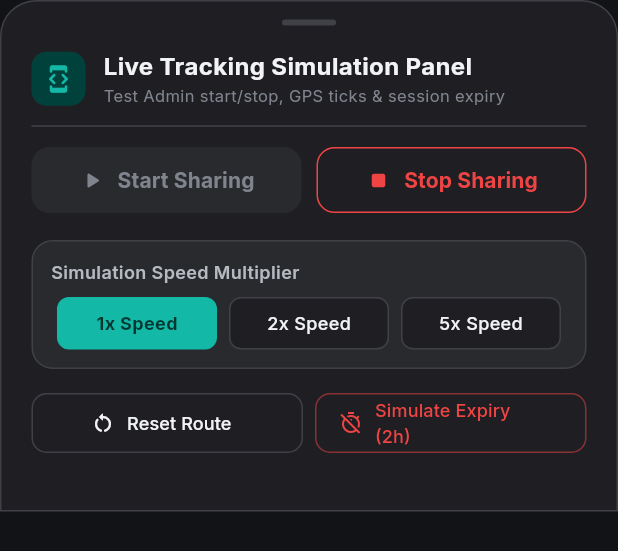
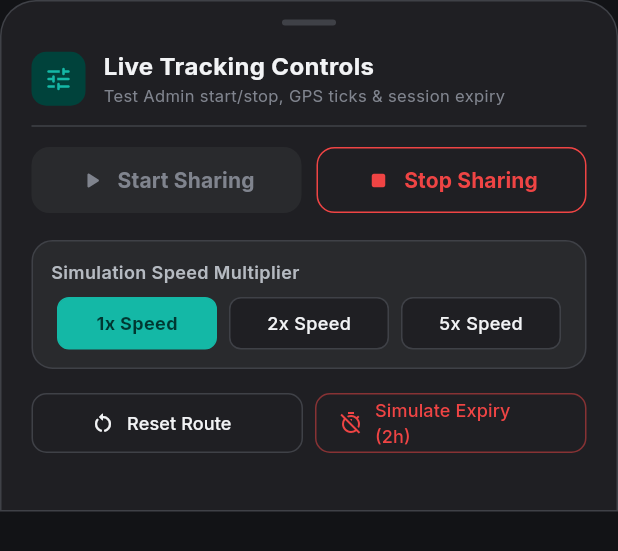
Before and after one commit to ArKoSaHa-AUST/Padma, a Flutter app: the DemoControlPanel widget shown alone on an empty page, opened directly with empty values, on a phone screen of 412 x 824 dp. Shown: the top 551 px of the screen. Run offline on Flutter 3.47's test engine with Material 3 defaults, Android fonts, the phone set to English and light mode, and no system bars; our stand-ins replace flutter_map, flutter_riverpod, geolocator, google_fonts, latlong2, shared_preferences and 1 more; accounts and stored records are empty; network calls fail.

Commit message:
feat(map): adjust map configuration parameters and viewport controls

```diff
--- a/lib/core/config/map_config.dart
+++ b/lib/core/config/map_config.dart
@@ -16,7 +16,7 @@ class OpenStreetMapTileProvider implements MapTileProvider {
   const OpenStreetMapTileProvider();
 
   @override
-  String get name => 'OpenStreetMap Development';
+  String get name => 'OpenStreetMap';
 
   @override
   bool get isRasterTile => true;
--- a/lib/features/live_bus/presentation/widgets/demo_control_panel.dart
+++ b/lib/features/live_bus/presentation/widgets/demo_control_panel.dart
@@ -70,7 +70,7 @@ class DemoControlPanel extends StatelessWidget {
                   borderRadius: BorderRadius.circular(10),
                 ),
                 child: const Icon(
-                  Icons.developer_mode_rounded,
+                  Icons.tune_rounded,
                   color: PadmaTheme.primaryTeal,
                   size: 20,
                 ),
@@ -81,7 +81,7 @@ class DemoControlPanel extends StatelessWidget {
                   crossAxisAlignment: CrossAxisAlignment.start,
                   children: [
                     Text(
-                      'Live Tracking Simulation Panel',
+                      'Live Tracking Controls',
                       style: TextStyle(
                         fontSize: 16,
                         fontWeight: FontWeight.w700,
--- a/lib/features/live_bus/presentation/widgets/map_controls.dart
+++ b/lib/features/live_bus/presentation/widgets/map_controls.dart
@@ -1,7 +1,7 @@
 import 'package:flutter/material.dart';
 import '../../../../ui/core/theme.dart';
 
-/// Floating map action controls for recentering, zooming, and triggering developer demo tools.
+/// Floating map action controls for recentering, zooming, and simulation tools.
 class MapControls extends StatelessWidget {
   final VoidCallback onRecenter;
   final VoidCallback onZoomIn;
```
